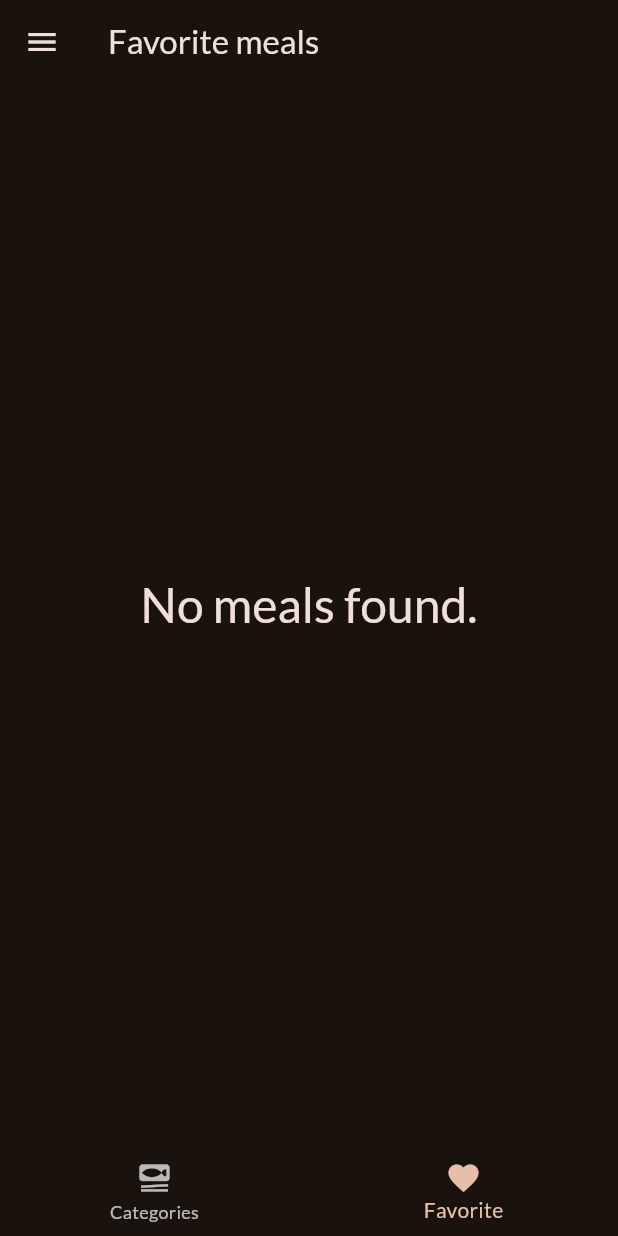
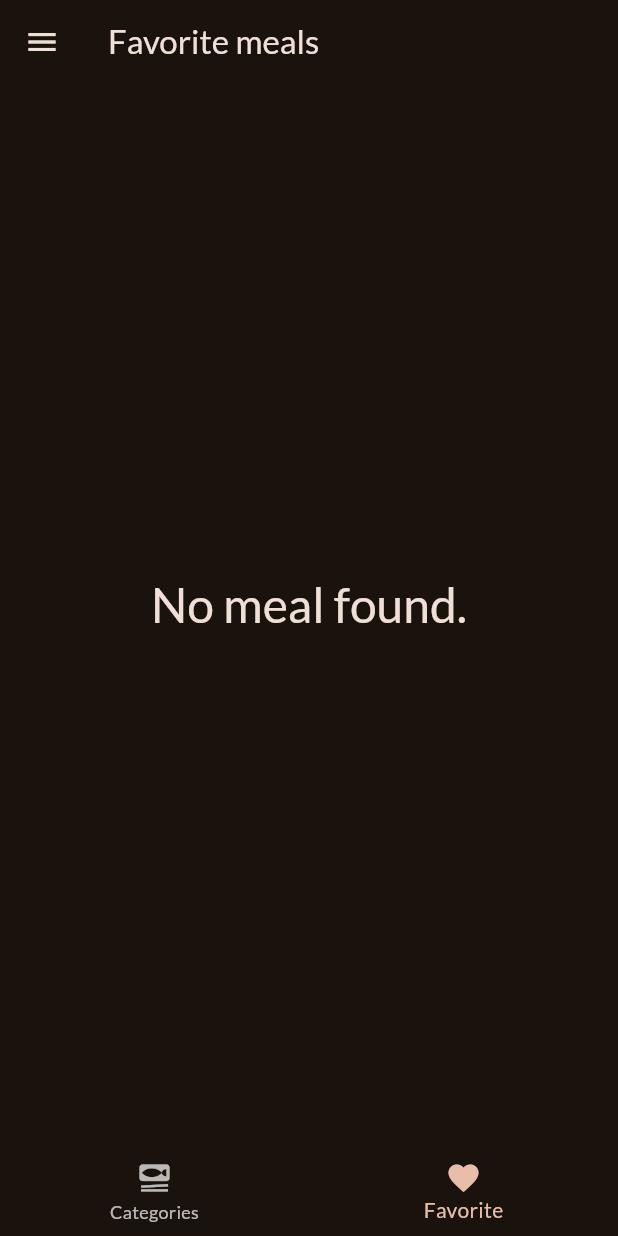
Before and after one commit to hadiseh39/meals-app, a Flutter app: the screen it shows after launch, item 2 of the bottom bar chosen, on a phone screen of 412 x 824 dp. Run offline on Flutter 3.47's test engine with Material 3 defaults, Android fonts, the phone set to English and light mode, and no system bars; our stand-ins replace flutter_riverpod, google_fonts, transparent_image; missing offline and left inert: tab_container.

Commit message:
ui update

```diff
--- a/lib/screens/meals.dart
+++ b/lib/screens/meals.dart
@@ -39,7 +39,7 @@ class MealsScreen extends StatelessWidget {
         mainAxisSize: MainAxisSize.min,
         children: [
           Text(
-            'No meals found.',
+            'No meal found.',
             style: Theme.of(context)
                 .textTheme
                 .headlineLarge!
```
